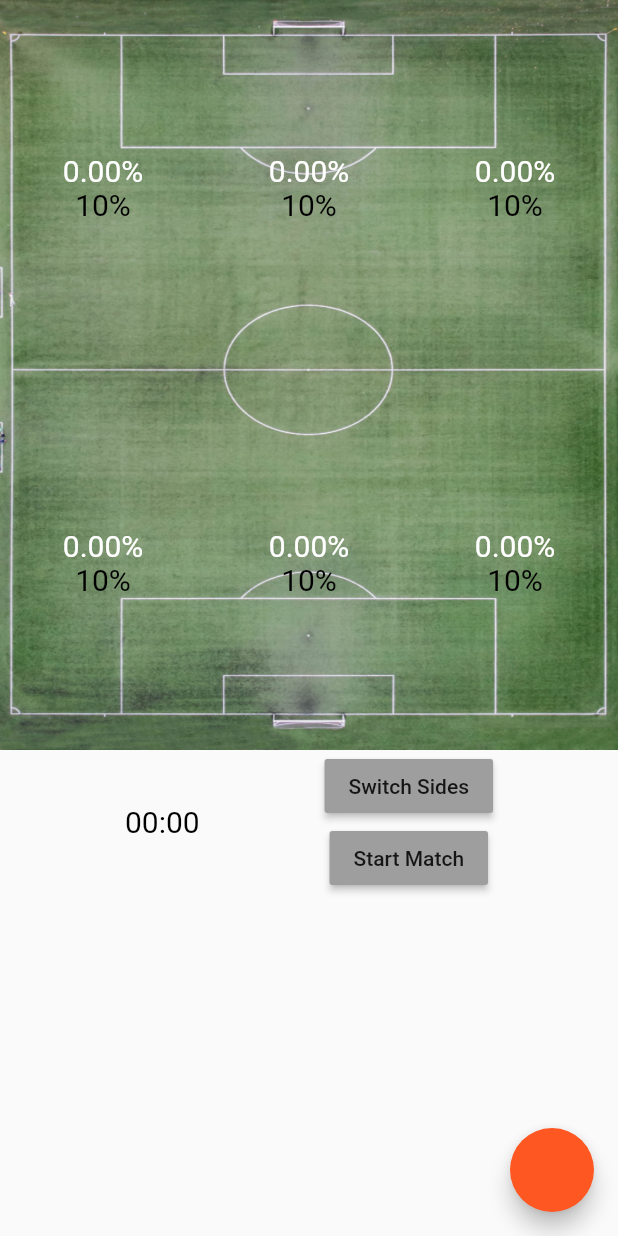
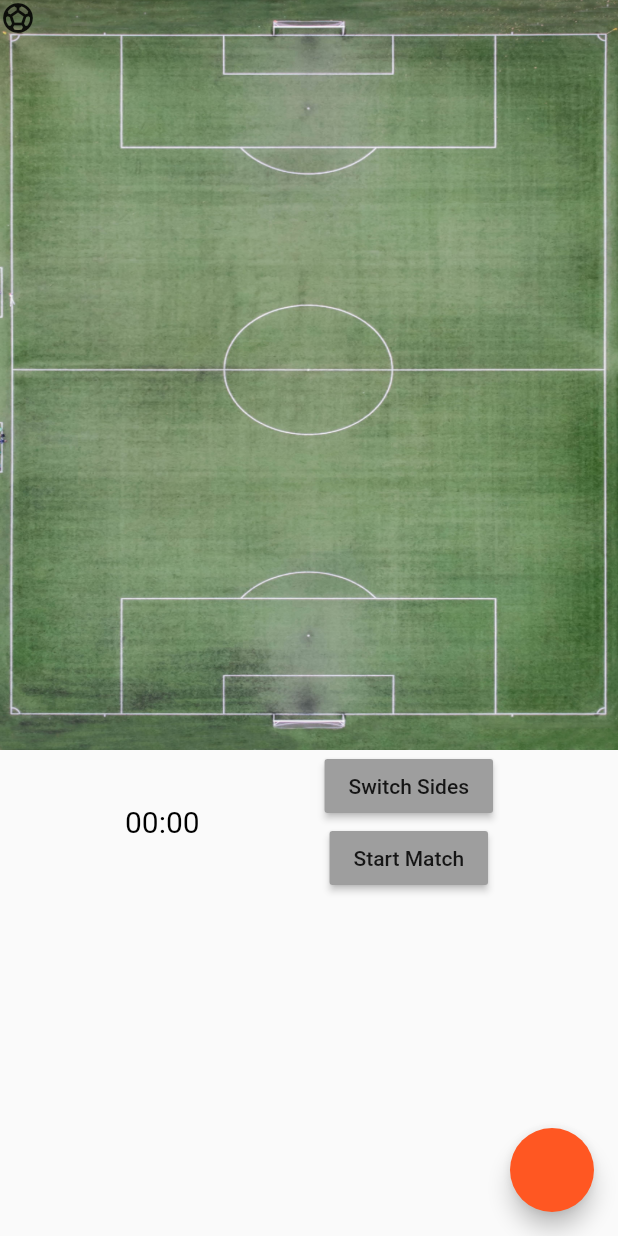
Before and after one commit to mariusschroeter/simple-football-tracker, a Flutter app: the AddMatchStartMatchScreen screen opened directly with empty values, on a phone screen of 412 x 824 dp. Run offline on Flutter 3.47's test engine with Material 2 defaults, Android fonts, the phone set to English and light mode, and no system bars; our stand-ins replace flutter_svg; network calls fail.

Commit message:
#add a ball to track #NEXT: Timer stop and continue
- add ball
- track ball postion over field

```diff
--- a/lib/screens/add_match_start_match.screen.dart
+++ b/lib/screens/add_match_start_match.screen.dart
@@ -6,8 +6,18 @@ import 'package:football_provider_app/widgets/text_elements.dart';
 
 class Zone {
   double homePercentage;
+  double xStart;
+  double xEnd;
+  double yStart;
+  double yEnd;
 
-  Zone({this.homePercentage});
+  Zone({
+    this.homePercentage,
+    this.xStart,
+    this.xEnd,
+    this.yStart,
+    this.yEnd,
+  });
 }
 
 class AddMatchStartMatchScreen extends StatefulWidget {
@@ -32,10 +42,8 @@ class AddMatchStartMatchScreen extends StatefulWidget {
 class _AddMatchStartMatchScreenState extends State<AddMatchStartMatchScreen> {
   @override
   void initState() {
-    for (var i = 0; i < 6; i++) {
-      zones.add(Zone(homePercentage: 0.0));
-    }
     super.initState();
+    WidgetsBinding.instance.addPostFrameCallback((_) => _buildZones());
   }
 
   @override
@@ -55,7 +63,41 @@ class _AddMatchStartMatchScreenState extends State<AddMatchStartMatchScreen> {
   //   setState(() {});
   // }
 
+  //Field Ball
+
+  Offset ballPosition;
+
+  _onBallMovement(TapDownDetails details) {
+    final xNew = details.localPosition.dx;
+    final yNew = details.localPosition.dy;
+    setState(() {
+      ballPosition = Offset(xNew - (26 / 2), yNew - (26 / 2));
+    });
+    //update active zone
+  }
+
   //Feld Zonen
+
+  _buildZones() {
+    double fieldWidth = MediaQuery.of(context).size.width;
+    double fieldHeight = 500;
+    double zoneWidth = fieldWidth / widget.zonesPerLine;
+    double zoneHeight = fieldHeight / widget.zoneLines;
+    for (var i = 1; i < widget.zoneLines + 1; i++) {
+      for (var ii = 1; ii < widget.zonesPerLine + 1; ii++) {
+        double xStart = zoneWidth * (ii - 1);
+        double yStart = zoneHeight * (i - 1);
+        double xEnd = zoneWidth * ii;
+        double yEnd = zoneHeight * i;
+        zones.add(Zone(
+            homePercentage: 0.0,
+            xStart: xStart,
+            yStart: yStart,
+            xEnd: xEnd,
+            yEnd: yEnd));
+      }
+    }
+  }
 
   List<Zone> zones = [];
 
@@ -153,7 +195,9 @@ class _AddMatchStartMatchScreenState extends State<AddMatchStartMatchScreen> {
           padding: EdgeInsets.only(top: statusBarHeight),
           child: Column(
             children: [
-              Container(
+              GestureDetector(
+                onTapDown: (TapDownDetails details) => _onBallMovement(details),
+                child: Container(
                   height: 500,
                   width: double.infinity,
                   decoration: BoxDecoration(
@@ -177,6 +221,23 @@ class _AddMatchStartMatchScreenState extends State<AddMatchStartMatchScreen> {
                               ),
                       ),
                       Positioned(
+                        top: ballPosition != null ? ballPosition.dy : 0,
+                        left: ballPosition != null ? ballPosition.dx : 0,
+                        child: GestureDetector(
+                          onDoubleTap: () {},
+                          child: Draggable(
+                            // onDraggableCanceled:
+                            //     (Velocity velocity, Offset offset) {
+                            //   _onDrag(offset);
+                            //   // _updateHeatMap();
+                            // },
+                            child: Icon(Icons.sports_soccer),
+                            feedback: Icon(Icons.sports_soccer),
+                            childWhenDragging: Icon(Icons.sports_soccer),
+                          ),
+                        ),
+                      ),
+                      Positioned(
                         bottom: 0,
                         right: 0,
                         child: Padding(
@@ -192,20 +253,21 @@ class _AddMatchStartMatchScreenState extends State<AddMatchStartMatchScreen> {
                         ),
                       ),
                       //Zonen
-                    ListView.builder(
-                      physics: NeverScrollableScrollPhysics(),
-                      itemBuilder: (ctx, i) => Container(
-                        height: 500 / widget.zoneLines,
-                        child: ZoneRow(
-                          setZoneActive: setZoneActive,
-                          line: i + 1,
-                          zoneCount: 3,
-                          percentages: getZonePercentages(i + 1),
+                      // ListView.builder(
+                      //   physics: NeverScrollableScrollPhysics(),
+                      //   itemBuilder: (ctx, i) => Container(
+                      //     height: 500 / widget.zoneLines,
+                      //     child: ZoneRow(
+                      //       setZoneActive: setZoneActive,
+                      //       line: i + 1,
+                      //       zoneCount: 3,
+                      //       percentages: getZonePercentages(i + 1),
+                      //     ),
+                      //   ),
+                      //   itemCount: widget.zoneLines,
+                      // ),
+                    ],
                   ),
-                      ),
-                      itemCount: widget.zoneLines,
-                    ),
-                  ],
                 ),
               ),
               //Zone end
@@ -299,6 +361,7 @@ class FieldZone extends StatelessWidget {
       child: Stack(
         children: [
           Container(
+            color: Colors.lightGreen,
             height: 250,
             width: screenWidth / 3,
           ),
--- a/lib/widgets/get_image_size.dart
+++ /dev/null
@@ -1,10 +0,0 @@
-import 'dart:io';
-
-import 'package:image_size_getter/image_size_getter.dart';
-import 'package:image_size_getter/file_input.dart'; // For compatibility with flutter web.
-
-void main(List<String> arguments) async {
-  final file = File('lib/resources/images/football_field.jpg');
-  final size = ImageSizeGetter.getSize(FileInput(file));
-  print('jpg = $size');
-}
```
Lines whose indentation alone changed are shown as unchanged.
